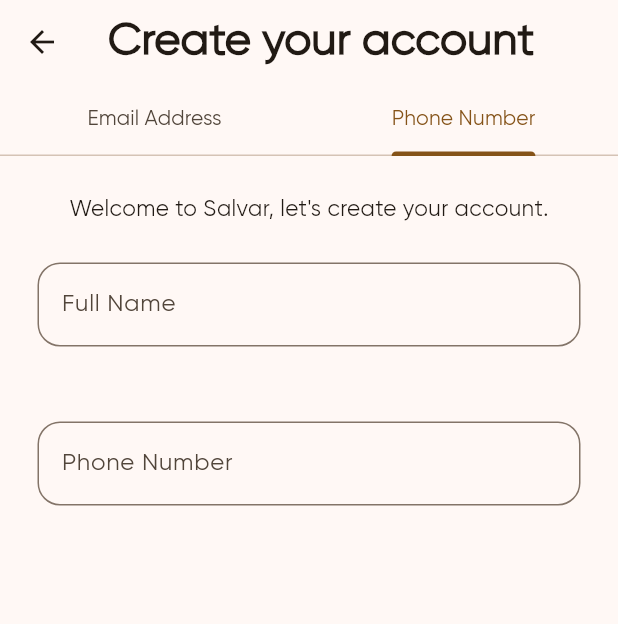
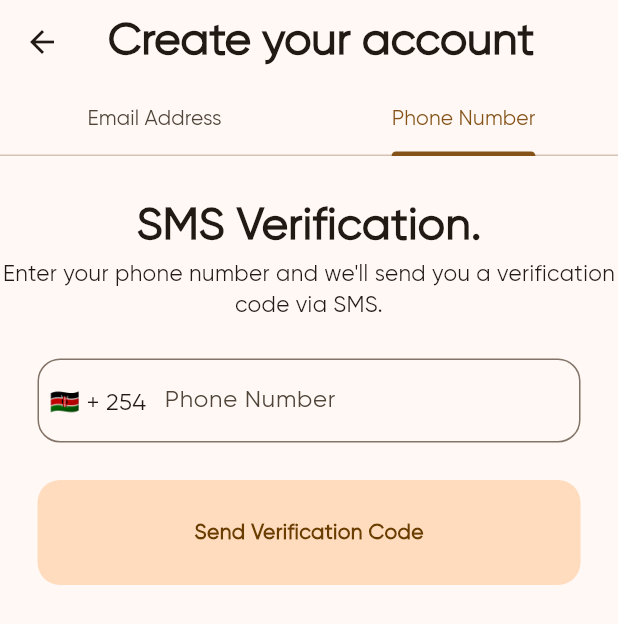
Before and after one commit to Emtee100/Salvar, a Flutter app: the Signup screen opened by its route, tab 2 chosen, on a phone screen of 412 x 824 dp. Shown: the top 624 px of the screen. Run offline on Flutter 3.47's test engine with Material 3 defaults, Android fonts, the phone set to English and light mode, and no system bars; our stand-ins replace country_picker, go_router, pinput.

Commit message:
OTP UI elements added

```diff
--- a/lib/components/phone_number.dart
+++ b/lib/components/phone_number.dart
@@ -1,4 +1,6 @@
+import 'package:country_picker/country_picker.dart';
 import 'package:flutter/material.dart';
+import 'package:go_router/go_router.dart';
 
 class PhoneSignup extends StatefulWidget {
   const PhoneSignup({super.key});
@@ -10,62 +12,147 @@
 class _PhoneSignupState extends State<PhoneSignup> {
   late final TextEditingController _fullNameController;
   late final TextEditingController _phoneNumberController;
+  final _formState = GlobalKey<FormState>();
 
   @override
   void initState() {
     _fullNameController = TextEditingController();
     _phoneNumberController = TextEditingController();
+    _phoneNumberController.clear();
     super.initState();
   }
+
+  @override
+  void dispose() {
+    super.dispose();
+    _fullNameController.dispose();
+    _phoneNumberController.dispose();
+  }
+
+  Country _selectedCountry = Country(
+      phoneCode: "254",
+      countryCode: "KE",
+      e164Sc: 0,
+      geographic: true,
+      level: 1,
+      name: "Kenya",
+      example: "712345678",
+      displayName: "Kenya",
+      fullExampleWithPlusSign: "+254 712 345 678",
+      displayNameNoCountryCode: "KE",
+      e164Key: "");
   @override
   Widget build(BuildContext context) {
     return Form(
+      key: _formState,
         child: Column(
       children: [
-        Padding(
-          padding: const EdgeInsets.only(top: 25),
-          child: const Text("Welcome to Salvar, let's create your account.",style: TextStyle(
-              fontSize: 15
-          ),),
-        ),
-
+        const Padding(
+            padding: EdgeInsets.only(top: 25),
+            child: Column(
+              children: [
+                Text(
+                  "SMS Verification.",
+                  style: TextStyle(fontSize: 30, fontWeight: FontWeight.bold),
+                ),
+                Text(
+                  "Enter your phone number and we'll send you a verification code via SMS.",
+                  style: TextStyle(fontSize: 15),
+                  textAlign: TextAlign.center,
+                ),
+              ],
+            )),
+        // Padding(
+        //   padding: const EdgeInsets.symmetric(vertical: 25, horizontal: 25),
+        //   child: TextFormField(
+        //       textCapitalization: TextCapitalization.words,
+        //       controller: _fullNameController,
+        //       decoration: InputDecoration(
+        //           labelText: "Full Name",
+        //           border: OutlineInputBorder(
+        //             borderRadius: BorderRadius.circular(15),
+        //           )),
+        //       validator: (value) {
+        //         if (value == null || value.isEmpty) {
+        //           return "Enter your full names";
+        //         } else {
+        //           return null;
+        //         }
+        //       }),
+        // ),
         Padding(
           padding: const EdgeInsets.symmetric(vertical: 25, horizontal: 25),
           child: TextFormField(
-              textCapitalization: TextCapitalization.words,
-              controller: _fullNameController,
-              decoration: InputDecoration(
-                  labelText: "Full Name",
-                  border: OutlineInputBorder(
-                    borderRadius: BorderRadius.circular(15),
-                  )),
-              validator: (value) {
-                if (value == null || value.isEmpty) {
-                  return "Enter your full names";
-                } else {
-                  return null;
-                }
-              }),
-        ),
-
-        Padding(
-          padding: const EdgeInsets.symmetric(vertical: 25, horizontal: 25),
-          child: TextFormField(
-              textCapitalization: TextCapitalization.words,
+              keyboardType: TextInputType.phone,
               controller: _phoneNumberController,
               decoration: InputDecoration(
+                  prefixIcon: Container(
+                      padding:
+                          const EdgeInsets.only(top: 13, left: 8, right: 8),
+                      child: InkWell(
+                        onTap: () => showCountryPicker(
+                          countryListTheme: CountryListThemeData(
+                            bottomSheetHeight: MediaQuery.of(context).size.height/2,
+                            inputDecoration: InputDecoration(
+                              labelText: "Search",
+                              hintText: "Search",
+                              prefixIcon: const Icon(Icons.search),
+                              border: OutlineInputBorder(
+                                borderRadius: BorderRadius.circular(15)
+                              )
+                            )
+                          ),
+                            context: context,
+                            showPhoneCode: true,
+                            showSearch: true,
+                            onSelect: (Country value) {
+                              setState(() {
+                                _selectedCountry = value;
+                              });
+                            }),
+                        child: Text(
+                          "${_selectedCountry.flagEmoji} + ${_selectedCountry.phoneCode}",
+                          style: TextStyle(fontSize: 16),
+                        ),
+                      )),
                   labelText: "Phone Number",
                   border: OutlineInputBorder(
                     borderRadius: BorderRadius.circular(15),
                   )),
               validator: (value) {
                 if (value == null || value.isEmpty) {
-                  return "Enter your full names";
+                  return "Enter a phone number";
+                } else if (_phoneNumberController.text.length > 9) {
+                  return "Enter the phone number with the format 712345678";
+                } else if (_phoneNumberController.text.length < 9) {
+                  return "A phone number should at least have 9 digits";
                 } else {
                   return null;
                 }
               }),
         ),
+        GestureDetector(
+          onTap: () {
+            if (_formState.currentState!.validate()) {
+              context.push("/otp");
+            }
+          },
+          child: Container(
+            margin: const EdgeInsets.symmetric(horizontal: 25),
+            padding: const EdgeInsets.symmetric(vertical: 25),
+            width: double.infinity,
+            alignment: Alignment.center,
+            decoration: BoxDecoration(
+                color: Theme.of(context).colorScheme.primaryContainer,
+                borderRadius: BorderRadius.circular(15)),
+            child: Text(
+              "Send Verification Code",
+              style: TextStyle(
+                  fontWeight: FontWeight.bold,
+                  color: Theme.of(context).colorScheme.onPrimaryContainer),
+            ),
+          ),
+        )
       ],
     ));
   }
--- a/lib/routes/goRoutes.dart
+++ b/lib/routes/goRoutes.dart
@@ -1,5 +1,6 @@
 import 'package:go_router/go_router.dart';
 import 'package:salvar/pages/onBoardingScreen.dart';
+import 'package:salvar/pages/otp_screen.dart';
 import 'package:salvar/pages/signUpScreen.dart';
 
 // This class consists of all routes and sub routes of the app.
@@ -11,6 +12,7 @@
     // home page route
     GoRoute(path: "/",builder: (context,state)=>const ScreenOne(),routes: [
       GoRoute(path: "signup", builder: (context, state) => const Signup()),
+      GoRoute(path: "otp", builder: (context, state) => const OtpScreen()),
     ]
 
     ),
--- a/pubspec.yaml
+++ b/pubspec.yaml
@@ -36,6 +36,8 @@
   # Use with the CupertinoIcons class for iOS style icons.
   cupertino_icons: ^1.0.2
   go_router: ^13.1.0
+  country_picker: ^2.0.24
+  pinput: ^4.0.0
 
 dev_dependencies:
   flutter_test:
```
Also changed, not shown: lib/components/email_sign_up.dart (+4 -4 lines), lib/pages/otp_screen.dart (added, +65 -0 lines), pubspec.lock, 6 other files.
